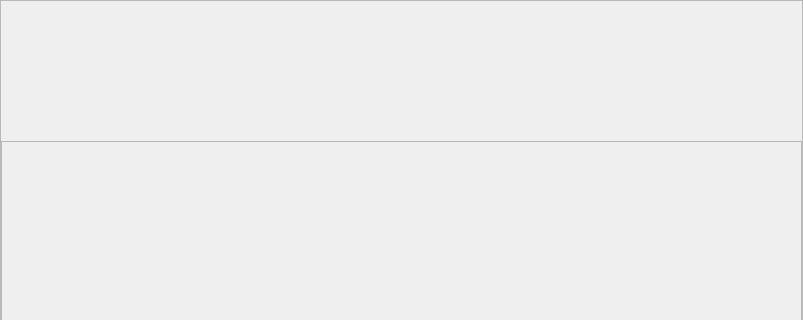
Above: namesUI.ui from OverHome/Agrant before the change; both pictures show x 0 to 803 and y 0 to 320 of the 803 by 701 pixel window. Below: the same form after it.
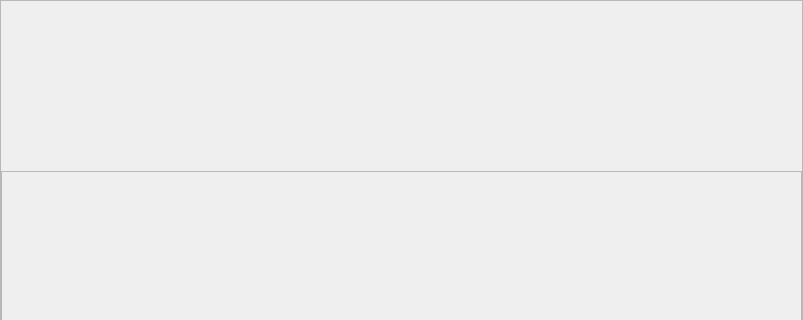
That is the form after the change.

What changed in the file:
```diff
--- a/namesUI.ui
+++ b/namesUI.ui
@@ -29,9 +29,9 @@
     <property name="geometry">
      <rect>
       <x>0</x>
-      <y>140</y>
+      <y>170</y>
       <width>801</width>
-      <height>561</height>
+      <height>531</height>
      </rect>
     </property>
     <property name="widgetResizable">
@@ -43,7 +43,7 @@
        <x>0</x>
        <y>0</y>
        <width>799</width>
-       <height>559</height>
+       <height>529</height>
       </rect>
      </property>
     </widget>
@@ -78,19 +78,25 @@
     <property name="geometry">
      <rect>
       <x>10</x>
-      <y>60</y>
-      <width>571</width>
-      <height>21</height>
+      <y>100</y>
+      <width>781</width>
+      <height>51</height>
      </rect>
     </property>
     <property name="font">
      <font>
-      <pointsize>12</pointsize>
+      <pointsize>14</pointsize>
      </font>
     </property>
     <property name="text">
      <string/>
     </property>
+    <property name="alignment">
+     <set>Qt::AlignCenter</set>
+    </property>
+    <property name="wordWrap">
+     <bool>true</bool>
+    </property>
    </widget>
   </widget>
  </widget>
```
